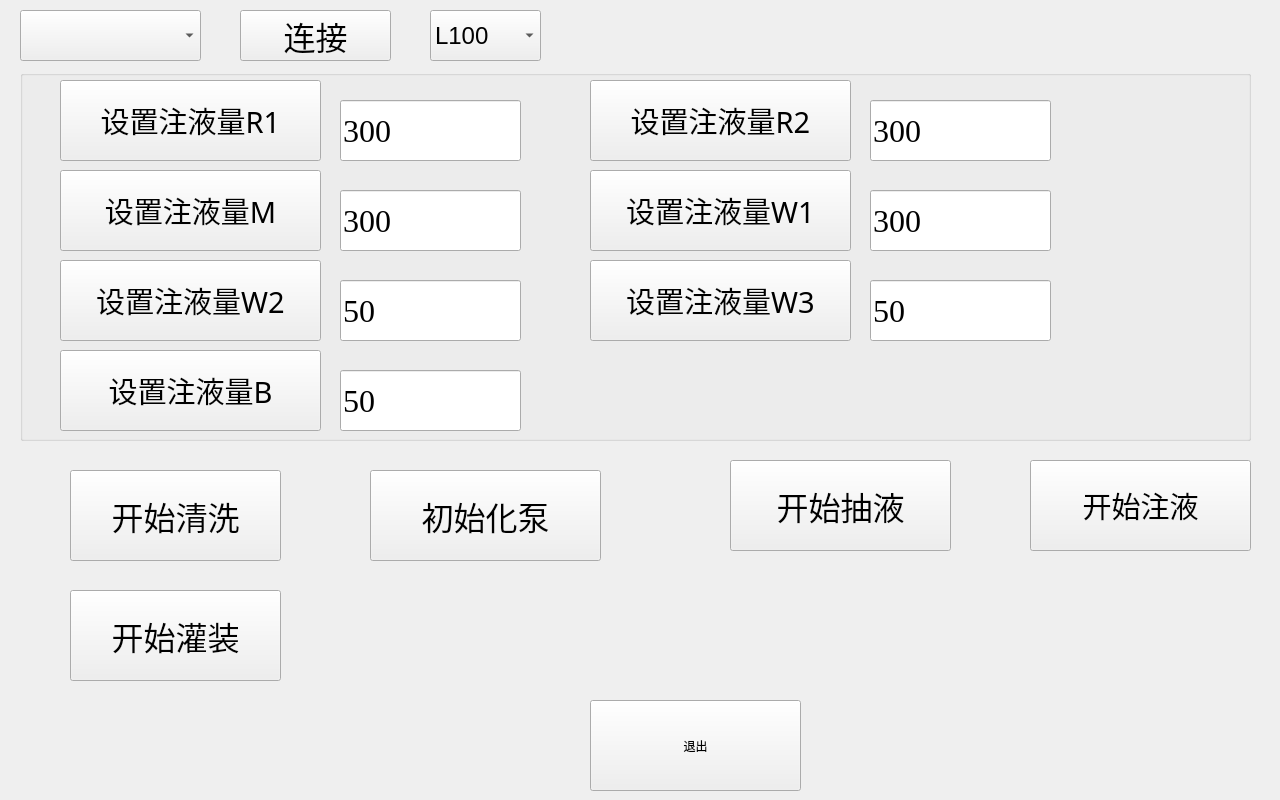
The window that mainwindow.ui (QDXW/Filing_Upper) describes before a commit, drawn with Qt 5.
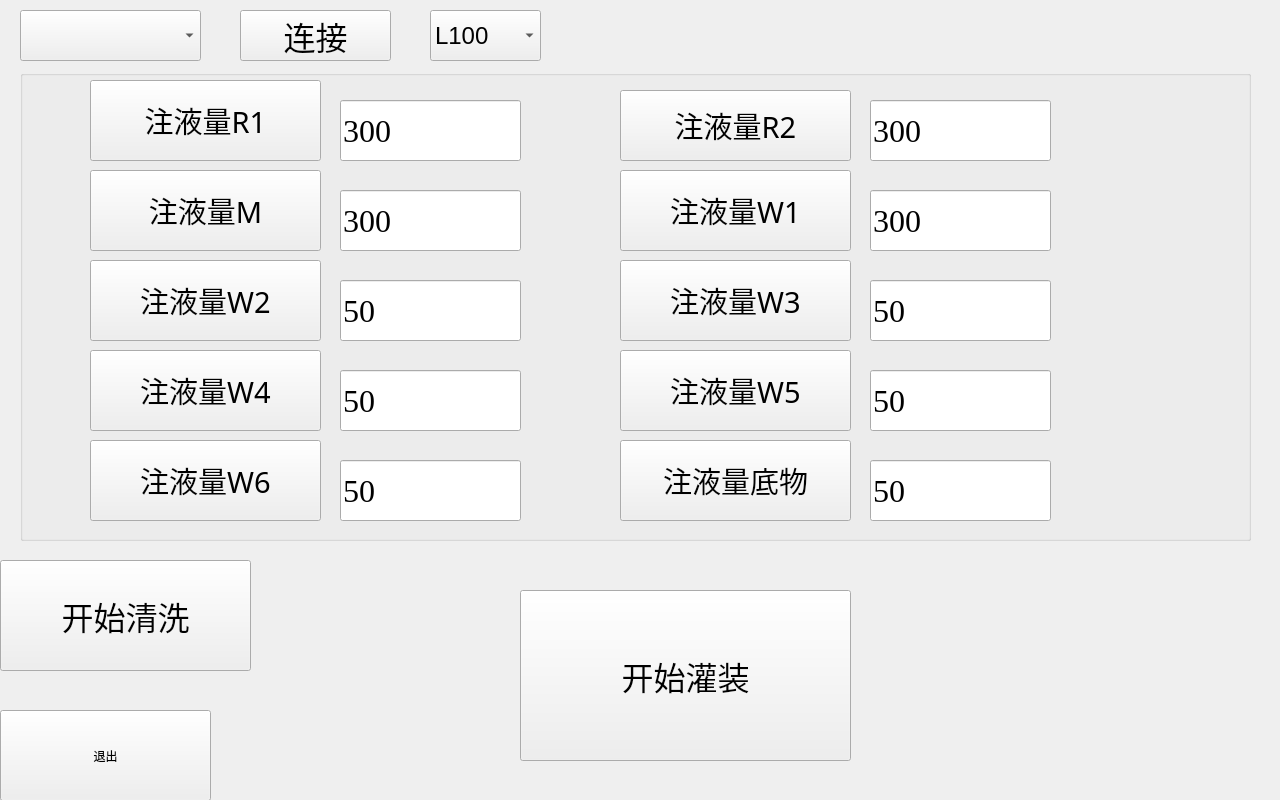
The same window after the commit.

The edit to the form file:
```diff
--- a/mainwindow.ui
+++ b/mainwindow.ui
@@ -122,8 +122,8 @@
    <widget class="QPushButton" name="Quit">
     <property name="geometry">
      <rect>
-      <x>590</x>
-      <y>700</y>
+      <x>0</x>
+      <y>710</y>
       <width>211</width>
       <height>91</height>
      </rect>
@@ -138,59 +138,10 @@
    <widget class="QPushButton" name="Infusion">
     <property name="geometry">
      <rect>
-      <x>730</x>
-      <y>460</y>
-      <width>221</width>
-      <height>91</height>
-     </rect>
-    </property>
-    <property name="font">
-     <font>
-      <family>华文楷体</family>
-      <pointsize>24</pointsize>
-      <weight>50</weight>
-      <italic>false</italic>
-      <bold>false</bold>
-     </font>
-    </property>
-    <property name="focusPolicy">
-     <enum>Qt::ClickFocus</enum>
-    </property>
-    <property name="styleSheet">
-     <string notr="true"/>
-    </property>
-    <property name="text">
-     <string>开始抽液</string>
-    </property>
-    <property name="checkable">
-     <bool>false</bool>
-    </property>
-    <property name="autoRepeat">
-     <bool>false</bool>
-    </property>
-    <property name="autoRepeatDelay">
-     <number>1</number>
-    </property>
-    <property name="autoRepeatInterval">
-     <number>1</number>
-    </property>
-    <property name="autoDefault">
-     <bool>false</bool>
-    </property>
-    <property name="default">
-     <bool>false</bool>
-    </property>
-    <property name="flat">
-     <bool>false</bool>
-    </property>
-   </widget>
-   <widget class="QPushButton" name="RECYCLE">
-    <property name="geometry">
-     <rect>
-      <x>70</x>
-      <y>470</y>
-      <width>211</width>
-      <height>91</height>
+      <x>0</x>
+      <y>560</y>
+      <width>251</width>
+      <height>111</height>
      </rect>
     </property>
     <property name="font">
@@ -206,44 +157,13 @@
      <string>开始清洗</string>
     </property>
    </widget>
-   <widget class="QPushButton" name="L100_INJECT">
-    <property name="geometry">
-     <rect>
-      <x>1030</x>
-      <y>460</y>
-      <width>221</width>
-      <height>91</height>
-     </rect>
-    </property>
-    <property name="font">
-     <font>
-      <family>华文楷体</family>
-      <pointsize>22</pointsize>
-     </font>
-    </property>
-    <property name="focusPolicy">
-     <enum>Qt::ClickFocus</enum>
-    </property>
-    <property name="styleSheet">
-     <string notr="true"/>
-    </property>
-    <property name="text">
-     <string>开始注液</string>
-    </property>
-    <property name="autoRepeatDelay">
-     <number>20</number>
-    </property>
-    <property name="autoRepeatInterval">
-     <number>20</number>
-    </property>
-   </widget>
    <widget class="QGroupBox" name="groupBox">
     <property name="geometry">
      <rect>
       <x>20</x>
       <y>70</y>
       <width>1231</width>
-      <height>371</height>
+      <height>471</height>
      </rect>
     </property>
     <property name="title">
@@ -252,9 +172,9 @@
     <widget class="QPushButton" name="Set_Injuct_3">
      <property name="geometry">
       <rect>
-       <x>40</x>
+       <x>70</x>
        <y>100</y>
-       <width>261</width>
+       <width>231</width>
        <height>81</height>
       </rect>
      </property>
@@ -268,7 +188,7 @@
       <string notr="true"/>
      </property>
      <property name="text">
-      <string>设置注液量M</string>
+      <string>注液量M</string>
      </property>
     </widget>
     <widget class="QLineEdit" name="Injuct_Count_5">
@@ -296,9 +216,9 @@
     <widget class="QPushButton" name="Set_Injuct_6">
      <property name="geometry">
       <rect>
-       <x>570</x>
+       <x>600</x>
        <y>190</y>
-       <width>261</width>
+       <width>231</width>
        <height>81</height>
       </rect>
      </property>
@@ -312,16 +232,16 @@
       <string notr="true"/>
      </property>
      <property name="text">
-      <string>设置注液量W3</string>
+      <string>注液量W3</string>
      </property>
     </widget>
     <widget class="QPushButton" name="Set_Injuct_2">
      <property name="geometry">
       <rect>
-       <x>570</x>
-       <y>10</y>
-       <width>261</width>
-       <height>81</height>
+       <x>600</x>
+       <y>20</y>
+       <width>231</width>
+       <height>71</height>
       </rect>
      </property>
      <property name="font">
@@ -334,15 +254,15 @@
       <string notr="true"/>
      </property>
      <property name="text">
-      <string>设置注液量R2</string>
+      <string>注液量R2</string>
      </property>
     </widget>
     <widget class="QPushButton" name="Set_Injuct_7">
      <property name="geometry">
       <rect>
-       <x>40</x>
+       <x>70</x>
        <y>280</y>
-       <width>261</width>
+       <width>231</width>
        <height>81</height>
       </rect>
      </property>
@@ -356,7 +276,7 @@
       <string notr="true"/>
      </property>
      <property name="text">
-      <string>设置注液量B</string>
+      <string>注液量W4</string>
      </property>
     </widget>
     <widget class="QLineEdit" name="Injuct_Count_6">
@@ -384,9 +304,9 @@
     <widget class="QPushButton" name="Set_Injuct_4">
      <property name="geometry">
       <rect>
-       <x>570</x>
+       <x>600</x>
        <y>100</y>
-       <width>261</width>
+       <width>231</width>
        <height>81</height>
       </rect>
      </property>
@@ -400,7 +320,7 @@
       <string notr="true"/>
      </property>
      <property name="text">
-      <string>设置注液量W1</string>
+      <string>注液量W1</string>
      </property>
     </widget>
     <widget class="QLineEdit" name="Injuct_Count_7">
@@ -453,9 +373,9 @@
     <widget class="QPushButton" name="Set_Injuct_5">
      <property name="geometry">
       <rect>
-       <x>40</x>
+       <x>70</x>
        <y>190</y>
-       <width>261</width>
+       <width>231</width>
        <height>81</height>
       </rect>
      </property>
@@ -469,7 +389,7 @@
       <string notr="true"/>
      </property>
      <property name="text">
-      <string>设置注液量W2</string>
+      <string>注液量W2</string>
      </property>
     </widget>
     <widget class="QLineEdit" name="Injuct_Count_4">
@@ -544,9 +464,9 @@
     <widget class="QPushButton" name="Set_Injuct_1">
      <property name="geometry">
       <rect>
-       <x>40</x>
+       <x>70</x>
        <y>10</y>
-       <width>261</width>
+       <width>231</width>
        <height>81</height>
       </rect>
      </property>
@@ -560,51 +480,149 @@
       <string notr="true"/>
      </property>
      <property name="text">
-      <string>设置注液量R1</string>
+      <string>注液量R1</string>
      </property>
     </widget>
-   </widget>
-   <widget class="QPushButton" name="BUMP_INT">
-    <property name="geometry">
-     <rect>
-      <x>370</x>
-      <y>470</y>
-      <width>231</width>
-      <height>91</height>
-     </rect>
-    </property>
-    <property name="font">
-     <font>
-      <family>华文楷体</family>
-      <pointsize>24</pointsize>
-     </font>
-    </property>
-    <property name="styleSheet">
-     <string notr="true"/>
-    </property>
-    <property name="text">
-     <string>初始化泵</string>
-    </property>
-    <property name="checkable">
-     <bool>false</bool>
-    </property>
-    <property name="autoExclusive">
-     <bool>false</bool>
-    </property>
-    <property name="autoRepeatDelay">
-     <number>300</number>
-    </property>
-    <property name="autoRepeatInterval">
-     <number>100</number>
-    </property>
+    <widget class="QPushButton" name="Set_Injuct_Base">
+     <property name="geometry">
+      <rect>
+       <x>600</x>
+       <y>370</y>
+       <width>231</width>
+       <height>81</height>
+      </rect>
+     </property>
+     <property name="font">
+      <font>
+       <family>华文楷体</family>
+       <pointsize>22</pointsize>
+      </font>
+     </property>
+     <property name="styleSheet">
+      <string notr="true"/>
+     </property>
+     <property name="text">
+      <string>注液量底物</string>
+     </property>
+    </widget>
+    <widget class="QLineEdit" name="Injuct_Count_Base">
+     <property name="geometry">
+      <rect>
+       <x>850</x>
+       <y>390</y>
+       <width>181</width>
+       <height>61</height>
+      </rect>
+     </property>
+     <property name="font">
+      <font>
+       <family>Times New Roman</family>
+       <pointsize>24</pointsize>
+      </font>
+     </property>
+     <property name="styleSheet">
+      <string notr="true"/>
+     </property>
+     <property name="text">
+      <string>50</string>
+     </property>
+    </widget>
+    <widget class="QPushButton" name="Set_Injuct_W5">
+     <property name="geometry">
+      <rect>
+       <x>600</x>
+       <y>280</y>
+       <width>231</width>
+       <height>81</height>
+      </rect>
+     </property>
+     <property name="font">
+      <font>
+       <family>华文楷体</family>
+       <pointsize>22</pointsize>
+      </font>
+     </property>
+     <property name="styleSheet">
+      <string notr="true"/>
+     </property>
+     <property name="text">
+      <string>注液量W5</string>
+     </property>
+    </widget>
+    <widget class="QLineEdit" name="Injuct_Count_W5">
+     <property name="geometry">
+      <rect>
+       <x>850</x>
+       <y>300</y>
+       <width>181</width>
+       <height>61</height>
+      </rect>
+     </property>
+     <property name="font">
+      <font>
+       <family>Times New Roman</family>
+       <pointsize>24</pointsize>
+      </font>
+     </property>
+     <property name="styleSheet">
+      <string notr="true"/>
+     </property>
+     <property name="text">
+      <string>50</string>
+     </property>
+    </widget>
+    <widget class="QPushButton" name="Set_Injuct_W6">
+     <property name="geometry">
+      <rect>
+       <x>70</x>
+       <y>370</y>
+       <width>231</width>
+       <height>81</height>
+      </rect>
+     </property>
+     <property name="font">
+      <font>
+       <family>华文楷体</family>
+       <pointsize>22</pointsize>
+      </font>
+     </property>
+     <property name="styleSheet">
+      <string notr="true"/>
+     </property>
+     <property name="text">
+      <string>注液量W6</string>
+     </property>
+    </widget>
+    <widget class="QLineEdit" name="Injuct_Count_W6">
+     <property name="geometry">
+      <rect>
+       <x>320</x>
+       <y>390</y>
+       <width>181</width>
+       <height>61</height>
+      </rect>
+     </property>
+     <property name="font">
+      <font>
+       <family>Times New Roman</family>
+       <pointsize>24</pointsize>
+      </font>
+     </property>
+     <property name="styleSheet">
+      <string notr="true"/>
+     </property>
+     <property name="text">
+      <string>50</string>
+     </property>
+    </widget>
    </widget>
    <widget class="QPushButton" name="L100_Filling">
     <property name="geometry">
      <rect>
-      <x>70</x>
+      <x>520</x>
       <y>590</y>
-      <width>211</width>
-      <height>91</height>
+      <width>331</width>
+      <height>171</height>
      </rect>
     </property>
     <property name="font">
```
Left out of the diff: 62 changed lines with no effect on the pictures.
